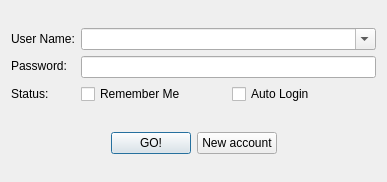
This is ui/LoginWindow.ui in WeCase/WeCase as Qt 5 draws it before an edit. The edited form follows.
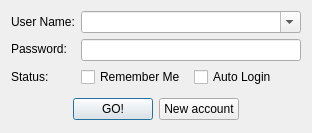
This is the edited form. Icons and pictures are not drawn.

Commit message: 登录界面细节完善

Diff of the .ui file:
```diff
--- a/ui/LoginWindow.ui
+++ b/ui/LoginWindow.ui
@@ -6,10 +6,28 @@
    <rect>
     <x>0</x>
     <y>0</y>
-    <width>387</width>
-    <height>182</height>
+    <width>312</width>
+    <height>133</height>
    </rect>
   </property>
+  <property name="sizePolicy">
+   <sizepolicy hsizetype="Preferred" vsizetype="Preferred">
+    <horstretch>0</horstretch>
+    <verstretch>0</verstretch>
+   </sizepolicy>
+  </property>
+  <property name="minimumSize">
+   <size>
+    <width>312</width>
+    <height>133</height>
+   </size>
+  </property>
+  <property name="maximumSize">
+   <size>
+    <width>312</width>
+    <height>133</height>
+   </size>
+  </property>
   <property name="windowTitle">
    <string>Log in</string>
   </property>
@@ -117,6 +135,9 @@
          <property name="text">
           <string>GO!</string>
          </property>
+         <property name="default">
+          <bool>true</bool>
+         </property>
         </widget>
        </item>
        <item>
```
Left out of the diff: 17 changed lines with no effect on the pictures. The commit also changes 6 other files.
